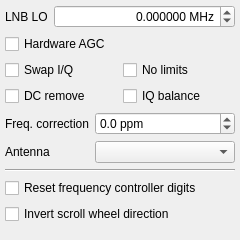
The window that src/qtgui/dockinputctl.ui (gqrx-sdr/gqrx) describes before a commit, drawn with Qt 5.
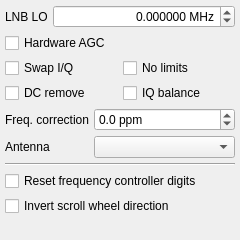
The same window after the commit. Icons and pictures are not drawn.

Commit message: Adjust sizes to fit screen height of 768 pixels

What changed in the file:
```diff
--- a/src/qtgui/dockinputctl.ui
+++ b/src/qtgui/dockinputctl.ui
@@ -32,7 +32,7 @@
   <widget class="QWidget" name="dockWidgetContents">
    <layout class="QVBoxLayout" name="verticalLayout">
     <property name="spacing">
-     <number>6</number>
+     <number>5</number>
     </property>
     <property name="leftMargin">
      <number>5</number>
```
The commit also changes 3 other files.
